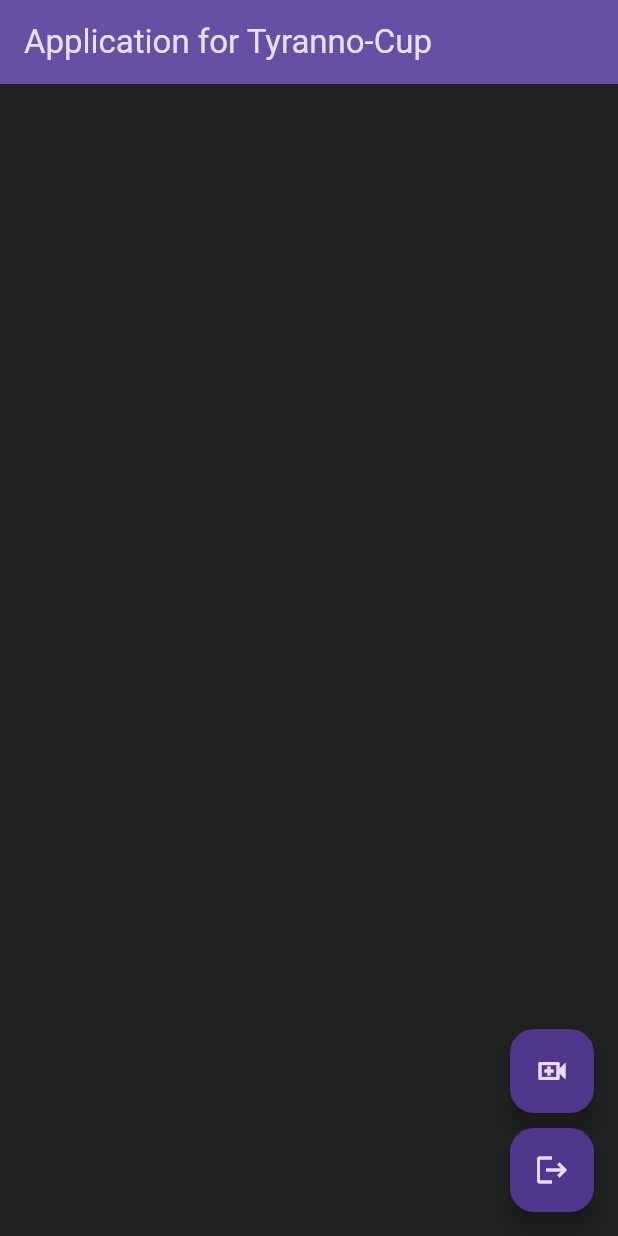
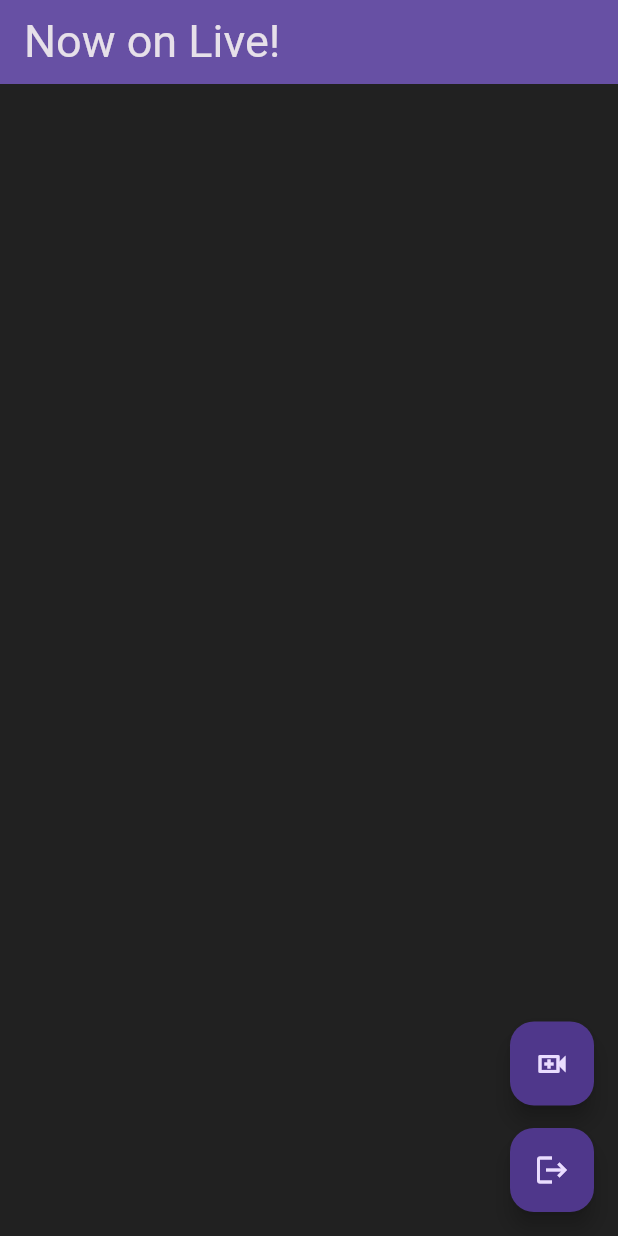
Before and after one commit to claustra01/3TapLive-flutter, a Flutter app: the screen it shows once a user with an empty profile is signed in, on a phone screen of 412 x 824 dp. Run offline on Flutter 3.47's test engine with Material 2 defaults, Android fonts, the phone set to English and light mode, and no system bars; our stand-ins replace firebase_auth, firebase_core, flutter_dotenv, flutter_riverpod, google_fonts, google_sign_in and 2 more; missing offline and left inert: agora_rtc_engine; accounts and stored records are empty; generated files the repository leaves out were written again; network calls fail; Roboto replaces fonts that are missing (Murecho).

Commit message:
:lipstick: home page

```diff
--- a/lib/view/home.dart
+++ b/lib/view/home.dart
@@ -1,5 +1,6 @@
 import 'package:flutter/material.dart';
 import 'package:firebase_auth/firebase_auth.dart';
+import 'package:google_fonts/google_fonts.dart';
 
 import 'package:hackz_tyranno/infrastructure/graphql.dart';
 
@@ -76,7 +77,12 @@ class _HomePageState extends State<HomePage> {
     return Scaffold(
       appBar: AppBar(
         backgroundColor: Theme.of(context).colorScheme.inversePrimary,
-        title: const Text('Application for Tyranno-Cup'),
+        title: Text(
+          'Now on Live!',
+          style: GoogleFonts.delaGothicOne(
+            fontSize: 30,
+          ),
+        ),
       ),
       body: Center(
         child: ListView.builder(
@@ -91,7 +97,7 @@ class _HomePageState extends State<HomePage> {
         mainAxisAlignment: MainAxisAlignment.end,
         children: <Widget>[
           Container(
-            margin: const EdgeInsets.only(bottom: 10),
+            margin: const EdgeInsets.only(bottom: 15),
             child: FloatingActionButton(
               heroTag: 'startStreamButton',
               onPressed: _redirectToStartPage,
```
Also changed, not shown: lib/component/channel_info.dart (+15 -7 lines).
